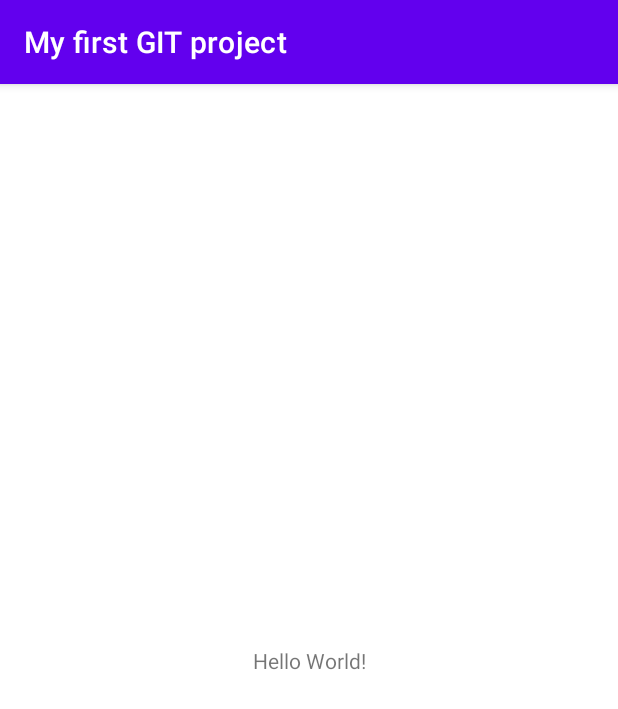
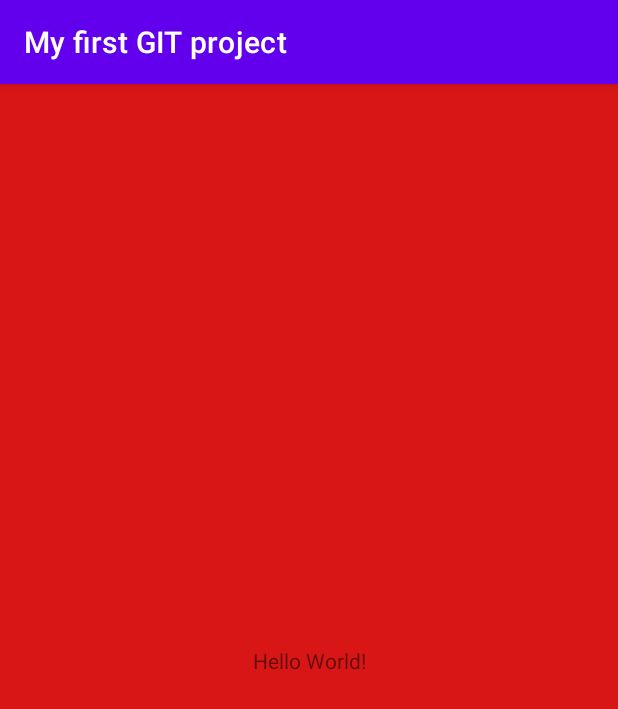
Before and after one commit to thindie/MyfirstGITproject, an Android app: the screen it shows after launch (MainActivity), on a phone screen of 412 x 824 dp. Shown: the top 709 px of the screen. Run offline under Robolectric (Android 15) with nearby library versions, the phone set to English and light mode, and no system bars.

Commit message:
changing color

```diff
--- a/app/src/main/res/layout/activity_main.xml
+++ b/app/src/main/res/layout/activity_main.xml
@@ -4,6 +4,8 @@
     xmlns:tools="http://schemas.android.com/tools"
     android:layout_width="match_parent"
     android:layout_height="match_parent"
+    android:background="#8A1919"
+    android:backgroundTint="#D81616"
     tools:context=".MainActivity">
 
     <TextView
```
